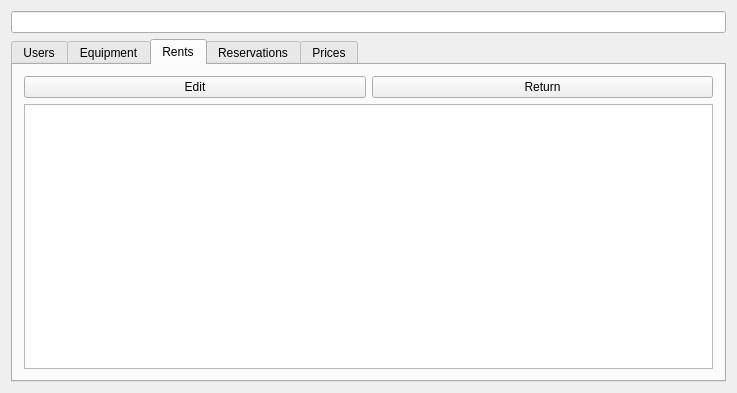
Before: the Qt Designer form ski_rent/ski_rent/ui/mainwindow.ui in shybovycha/ski-rent, drawn with Qt 5.
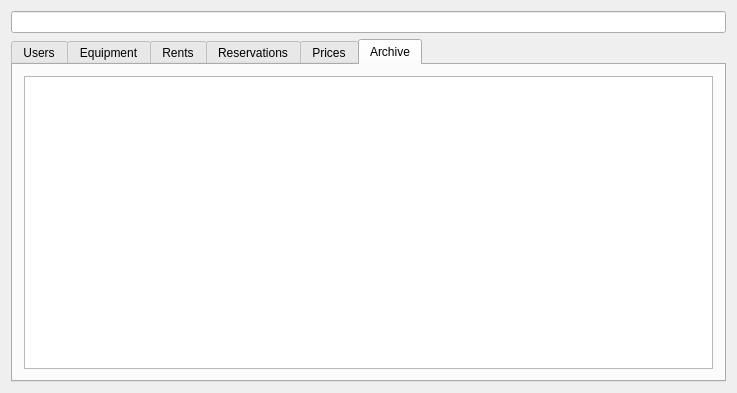
After: the same form once the commit is applied.

Commit message: Added history tab. Fixed headers sorting order.

What changed in the file:
```diff
--- a/ski_rent/ski_rent/ui/mainwindow.ui
+++ b/ski_rent/ski_rent/ui/mainwindow.ui
@@ -24,7 +24,7 @@
    <item row="1" column="0">
     <widget class="QTabWidget" name="tabWidget">
      <property name="currentIndex">
-      <number>2</number>
+      <number>5</number>
      </property>
      <widget class="QWidget" name="usersTab">
       <attribute name="title">
@@ -282,6 +282,30 @@
        </item>
       </layout>
      </widget>
+     <widget class="QWidget" name="historyTab">
+      <attribute name="title">
+       <string>Archive</string>
+      </attribute>
+      <layout class="QGridLayout" name="gridLayout_7">
+       <item row="0" column="0">
+        <layout class="QVBoxLayout" name="verticalLayout_6">
+         <item>
+          <widget class="QTableView" name="historyList">
+           <property name="editTriggers">
+            <set>QAbstractItemView::NoEditTriggers</set>
+           </property>
+           <property name="selectionMode">
+            <enum>QAbstractItemView::SingleSelection</enum>
+           </property>
+           <property name="selectionBehavior">
+            <enum>QAbstractItemView::SelectRows</enum>
+           </property>
+          </widget>
+         </item>
+        </layout>
+       </item>
+      </layout>
+     </widget>
     </widget>
    </item>
   </layout>
```
The commit also changes 20 other files.
